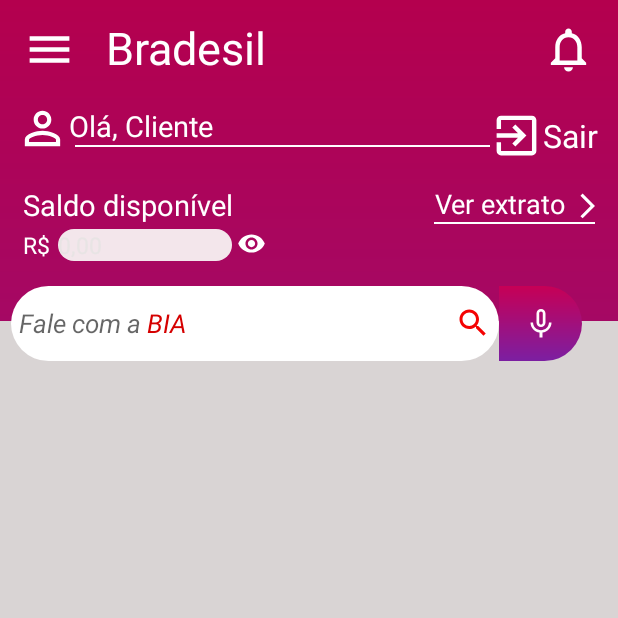
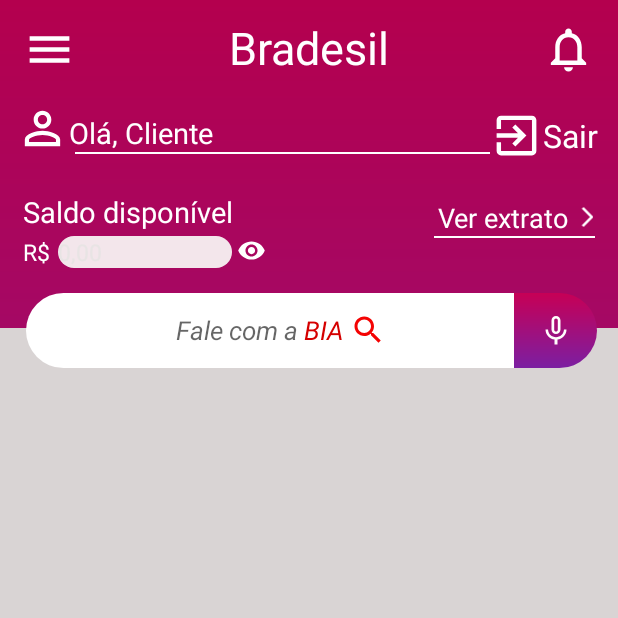
Before and after one commit to GILMARCOSSANTOS/BancoBradesil1.0, an Android app: the ActivityConta screen opened directly, with no data from a screen before it, on a phone screen of 412 x 824 dp, the top half of it. Run offline under Robolectric (Android 15) with nearby library versions, the phone set to English and light mode, and no system bars; our stand-ins replace Firebase (no records; nobody signed in at launch, a user with empty details on screens opened directly).

Commit message:
Organizacao das views e layouts

```diff
--- /dev/null
+++ b/app/src/main/res/drawable/botaofalebia.xml
@@ -0,0 +1,11 @@
+<?xml version="1.0" encoding="utf-8"?>
+
+<shape xmlns:android="http://schemas.android.com/apk/res/android">
+
+    <corners
+        android:bottomLeftRadius="100dp"
+        android:topLeftRadius="100dp" />
+
+    <solid android:color="@color/white01" />
+
+</shape>
--- a/app/src/main/res/layout/activity_conta.xml
+++ b/app/src/main/res/layout/activity_conta.xml
@@ -23,12 +23,12 @@
         android:id="@+id/texViewNomeBradesilActivityContaId"
         android:layout_width="wrap_content"
         android:layout_height="63dp"
-        android:layout_marginStart="20dp"
         android:gravity="center"
         android:scaleType="centerCrop"
         android:text="@string/bradesil"
         android:textColor="@color/white01"
         android:textSize="30sp"
+        app:layout_constraintEnd_toStartOf="@id/imageViewNotificacoesActivityContaId"
         app:layout_constraintStart_toEndOf="@+id/imageViewOpcoesActivityContaId"
         app:layout_constraintTop_toTopOf="parent" />
 
@@ -45,17 +45,27 @@
         app:layout_constraintEnd_toEndOf="parent"
         app:layout_constraintTop_toTopOf="parent" />
 
+    <com.google.android.material.imageview.ShapeableImageView
+        android:id="@+id/imageViewPessoaActivityContaId"
+        android:layout_width="35dp"
+        android:layout_height="35dp"
+        android:layout_marginStart="-5dp"
+        android:layout_marginTop="17dp"
+        android:src="@drawable/pessoa"
+        android:tint="@color/white01"
+        app:layout_constraintStart_toStartOf="@+id/guideline7"
+        app:layout_constraintTop_toBottomOf="@+id/imageViewOpcoesActivityContaId" />
+
     <com.google.android.material.textview.MaterialTextView
         android:id="@+id/textViewNomeClienteActivityContaId"
         android:layout_width="wrap_content"
         android:layout_height="wrap_content"
         android:layout_marginTop="7dp"
         android:hint="@string/olaCliente"
-        android:textColor="@color/white01"
         android:textColorHint="@color/white01"
         android:textSize="19sp"
         app:layout_constraintStart_toEndOf="@+id/imageViewPessoaActivityContaId"
-        app:layout_constraintTop_toBottomOf="@+id/texViewNomeBradesilActivityContaId" />
+        app:layout_constraintTop_toTopOf="@+id/imageViewPessoaActivityContaId" />
 
     <com.google.android.material.imageview.ShapeableImageView
         android:id="@+id/imageViewSairActivityContaId"
@@ -67,7 +77,7 @@
         app:layout_constraintStart_toEndOf="@id/linhaDivisoria01Id"
         app:layout_constraintTop_toTopOf="@+id/textViewSairActivityContaId" />
 
-    <TextView
+    <com.google.android.material.textview.MaterialTextView
         android:id="@+id/textViewSairActivityContaId"
         style="bold"
         android:layout_width="wrap_content"
@@ -78,17 +88,6 @@
         android:textSize="21sp"
         app:layout_constraintStart_toEndOf="@id/imageViewSairActivityContaId"
         app:layout_constraintTop_toBottomOf="@+id/imageViewNotificacoesActivityContaId" />
-
-    <com.google.android.material.imageview.ShapeableImageView
-        android:id="@+id/imageViewPessoaActivityContaId"
-        android:layout_width="35dp"
-        android:layout_height="35dp"
-        android:layout_marginStart="-5dp"
-        android:layout_marginTop="17dp"
-        android:src="@drawable/pessoa"
-        android:tint="@color/white01"
-        app:layout_constraintStart_toStartOf="@+id/guideline7"
-        app:layout_constraintTop_toBottomOf="@+id/imageViewOpcoesActivityContaId" />
 
     <View
         android:id="@+id/linhaDivisoria01Id"
@@ -140,6 +139,19 @@
         app:layout_constraintStart_toStartOf="parent"
         app:layout_constraintTop_toBottomOf="@+id/linhaDivisoria01Id" />
 
+    <com.google.android.material.imageview.ShapeableImageView
+        android:id="@+id/imageViewVerExtratoActivityContaId"
+        android:layout_width="18dp"
+        android:layout_height="16dp"
+        android:layout_marginTop="-26dp"
+        android:layout_marginEnd="15dp"
+        android:rotation="180"
+        android:src="@drawable/botao_baixo2"
+        android:tint="@color/white01"
+        app:layout_constraintBottom_toBottomOf="@id/textViewExtratoContaActivityId"
+        app:layout_constraintEnd_toEndOf="parent"
+        app:layout_constraintTop_toTopOf="@+id/textViewExtratoContaActivityId" />
+
     <com.google.android.material.textview.MaterialTextView
         android:id="@+id/textViewExtratoContaActivityId"
         android:layout_width="wrap_content"
@@ -147,8 +159,8 @@
         android:layout_marginTop="25dp"
         android:text="@string/verExtrato"
         android:textColor="@color/white01"
-        android:textColorHint="@color/white01"
         android:textSize="18sp"
+        app:layout_constraintBottom_toBottomOf="@id/imageViewVerExtratoActivityContaId"
         app:layout_constraintEnd_toStartOf="@+id/imageViewVerExtratoActivityContaId"
         app:layout_constraintTop_toBottomOf="@+id/linhaDivisoria01Id" />
 
@@ -162,19 +174,7 @@
         app:layout_constraintEnd_toEndOf="parent"
         app:layout_constraintTop_toBottomOf="@+id/textViewExtratoContaActivityId" />
 
-    <com.google.android.material.imageview.ShapeableImageView
-        android:id="@+id/imageViewVerExtratoActivityContaId"
-        android:layout_width="20dp"
-        android:layout_height="20dp"
-        android:layout_marginTop="4dp"
-        android:layout_marginEnd="15dp"
-        android:rotation="180"
-        android:src="@drawable/botao_baixo2"
-        android:tint="@color/white01"
-        app:layout_constraintEnd_toEndOf="parent"
-        app:layout_constraintTop_toTopOf="@+id/textViewExtratoContaActivityId" />
-
-    <!-- Esta ImageView Está em sobrescrevento a outra ImageView -->
+      <!-- Esta ImageView Está em sobrescrevento a outra ImageView -->
     <com.google.android.material.imageview.ShapeableImageView
         android:id="@+id/imageViewVisivelActivityContaId"
         android:layout_width="19dp"
@@ -216,16 +216,16 @@
         android:id="@+id/autoCompleteFaleBiaContaActivityId"
         android:layout_width="325dp"
         android:layout_height="50dp"
-        android:layout_marginStart="7dp"
+        android:layout_marginStart="17dp"
         android:layout_marginTop="41dp"
-        android:background="@drawable/botao_redondo01"
+        android:background="@drawable/botaofalebia"
         android:completionThreshold="0"
         android:drawableEnd="@drawable/lupa"
-        android:dropDownWidth="380dp"
+        android:dropDownWidth="880dp"
         android:hint="@string/faleBia"
         android:inputType="text"
-        android:paddingStart="5dp"
-        android:paddingEnd="5dp"
+        android:paddingStart="100dp"
+        android:paddingEnd="85dp"
         android:textSize="17sp"
         android:textStyle="italic"
         app:layout_constraintStart_toStartOf="parent"
@@ -235,12 +235,12 @@
         android:id="@+id/shapeableImageView"
         android:layout_width="55dp"
         android:layout_height="50dp"
-        android:layout_marginTop="41dp"
         android:background="@drawable/microfone_botao_redondo"
         android:scaleType="center"
         android:src="@drawable/microfone"
+        app:layout_constraintBottom_toBottomOf="@+id/autoCompleteFaleBiaContaActivityId"
         app:layout_constraintStart_toEndOf="@+id/autoCompleteFaleBiaContaActivityId"
-        app:layout_constraintTop_toBottomOf="@id/textViewSaldoContaActivityId" />
+        app:layout_constraintTop_toTopOf="@+id/autoCompleteFaleBiaContaActivityId" />
 
     <androidx.constraintlayout.widget.Guideline
         android:id="@+id/guideline7"
```
Also changed, not shown: app/src/main/res/drawable/back_ground_3.xml (added, +12 -0 lines), app/src/main/res/drawable/botao_redondo06.xml (added, +15 -0 lines), app/src/main/res/drawable/microfone_botao_redondo.xml (+2 -8 lines), app/src/main/res/layout/activity_contas_cadastradas.xml (+22 -6 lines), app/src/main/res/layout/activity_criar_conta.xml (+10 -10 lines), app/src/main/res/layout/activity_login.xml (+5 -4 lines).
